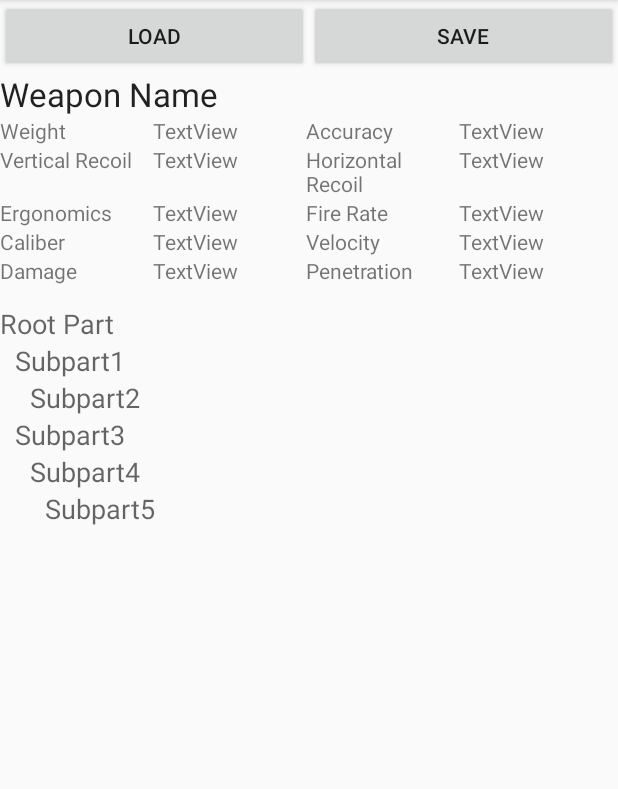
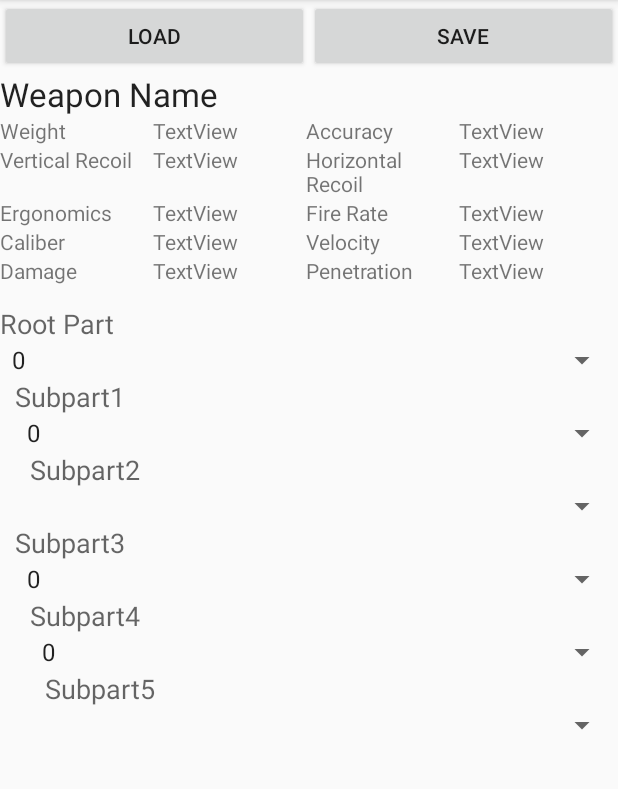
Before and after one commit to RoastedThirdofaMango/CS125-Tarkov-Builder, an Android app: the oldBuildActivity screen opened directly, with no data from a screen before it, on a phone screen of 412 x 824 dp, the part 84-873 px from its top. Run offline under Robolectric (Android 15) with nearby library versions, the phone set to English and light mode, and no system bars; 1 statement that could not run was skipped.

Commit message:
Started the spinners in OldBuild

```diff
--- a/app/src/main/java/com/example/tarkovbuilder/oldBuildActivity.java
+++ b/app/src/main/java/com/example/tarkovbuilder/oldBuildActivity.java
@@ -1,17 +1,91 @@
 package com.example.tarkovbuilder;
 
 import android.os.Bundle;
+import android.view.View;
 import android.widget.AdapterView;
+import android.widget.ArrayAdapter;
+import android.widget.Button;
+import android.widget.Spinner;
 
 import androidx.appcompat.app.AppCompatActivity;
 
-public class oldBuildActivity extends AppCompatActivity {
+import com.example.tarkovbuilder.logic.SaveLoadHandler;
+
+import java.util.ArrayList;
+import java.util.List;
+
+public class oldBuildActivity extends AppCompatActivity implements AdapterView.OnItemSelectedListener {
     protected void onCreate(final Bundle savedInstanceState) {
         super.onCreate(savedInstanceState);
         setContentView(R.layout.activity_old_build);
         setUpUI();
     }
     private void setUpUI() {
+        // Save/load buttons
+        Button save = findViewById(R.id.saveButton);
+        save.setOnClickListener(unused -> {
+            SaveLoadHandler.save(null);
+        });
+        Button load = findViewById(R.id.loadBuild);
+        load.setOnClickListener(unused -> {
+            SaveLoadHandler.load(null);
+        });
+        // Declare all spinners
+        Spinner spinner1 = findViewById(R.id.spinner);
+        Spinner spinner2 = findViewById(R.id.spinner2);
+        Spinner spinner3 = findViewById(R.id.spinner3);
+        Spinner spinner4 = findViewById(R.id.spinner4);
+        Spinner spinner5 = findViewById(R.id.spinner5);
+        Spinner spinner6 = findViewById(R.id.spinner6);
+        // Spinner 1 setup
+        List<String> spinner1Strings = new ArrayList<>();
+        spinner1Strings.add("0");
+        spinner1Strings.add("1");
+        spinner1Strings.add("2");
+        ArrayAdapter<String> adapter1 = new ArrayAdapter<>(this, android.R.layout.simple_spinner_item, spinner1Strings);
+        adapter1.setDropDownViewResource(android.R.layout.simple_spinner_dropdown_item);
+        spinner1.setAdapter(adapter1);
+        // Spinner 2 setup
+        List<String> spinner2Strings = new ArrayList<>();
+        spinner2Strings.add("0");
+        spinner2Strings.add("1");
+        ArrayAdapter<String> adapter2 = new ArrayAdapter<>(this, android.R.layout.simple_spinner_item, spinner2Strings);
+        adapter2.setDropDownViewResource(android.R.layout.simple_spinner_dropdown_item);
+        spinner2.setAdapter(adapter2);
+        // Spinner 3 setup
+        /* Unused because it is the final entry in that tree
+        List<String> spinner3Strings = new ArrayList<>();
+        spinner3Strings.add("0");
+        spinner3Strings.add("1");
+        ArrayAdapter<String> adapter3 = new ArrayAdapter<>(this, android.R.layout.simple_spinner_item, spinner3Strings);
+        adapter3.setDropDownViewResource(android.R.layout.simple_spinner_dropdown_item);
+        spinner3.setAdapter(adapter3);
+        */
+        // Spinner 4 setup
+        List<String> spinner4Strings = new ArrayList<>();
+        spinner4Strings.add("0");
+        spinner4Strings.add("1");
+        ArrayAdapter<String> adapter4 = new ArrayAdapter<>(this, android.R.layout.simple_spinner_item, spinner4Strings);
+        adapter4.setDropDownViewResource(android.R.layout.simple_spinner_dropdown_item);
+        spinner4.setAdapter(adapter4);
+        // Spinner 5 setup
+        List<String> spinner5Strings = new ArrayList<>();
+        spinner5Strings.add("0");
+        spinner5Strings.add("1");
+        ArrayAdapter<String> adapter5 = new ArrayAdapter<>(this, android.R.layout.simple_spinner_item, spinner5Strings);
+        adapter5.setDropDownViewResource(android.R.layout.simple_spinner_dropdown_item);
+        spinner5.setAdapter(adapter5);
+        // Spinner 6 needs no setup because it is also a leaf node
 
+        /* When 0 is selected, none of the children should display.  When 1 is selected, only one child should display, etc.
+         */
+    }
+    @Override
+    public void onItemSelected(AdapterView<?> parent, View view, int position, long id) {
+        String text = parent.getItemAtPosition(position).toString();
+    }
+
+    @Override
+    public void onNothingSelected(AdapterView<?> parent) {
     }
 }
--- a/app/src/main/res/layout/activity_old_build.xml
+++ b/app/src/main/res/layout/activity_old_build.xml
@@ -9,14 +9,14 @@
         android:orientation="horizontal">
 
         <Button
-            android:id="@+id/button"
+            android:id="@+id/loadBuild"
             android:layout_width="wrap_content"
             android:layout_height="wrap_content"
             android:layout_weight="1"
             android:text="Load" />
 
         <Button
-            android:id="@+id/button2"
+            android:id="@+id/saveBuild"
             android:layout_width="wrap_content"
             android:layout_height="wrap_content"
             android:layout_weight="1"
@@ -223,6 +223,12 @@
                     android:text="Root Part"
                     android:textAppearance="@style/TextAppearance.AppCompat.Medium" />
 
+                <Spinner
+                    android:id="@+id/spinner"
+                    android:layout_width="match_parent"
+                    android:layout_height="wrap_content"
+                    android:spinnerMode="dialog" />
+
                 <LinearLayout
                     android:layout_width="match_parent"
                     android:layout_height="match_parent"
@@ -246,6 +252,11 @@
                             android:text="Subpart1"
                             android:textAppearance="@style/TextAppearance.AppCompat.Medium" />
 
+                        <Spinner
+                            android:id="@+id/spinner2"
+                            android:layout_width="match_parent"
+                            android:layout_height="wrap_content" />
+
                         <LinearLayout
                             android:layout_width="match_parent"
                             android:layout_height="match_parent"
@@ -268,6 +279,11 @@
                                     android:layout_height="wrap_content"
                                     android:text="Subpart2"
                                     android:textAppearance="@style/TextAppearance.AppCompat.Medium" />
+
+                                <Spinner
+                                    android:id="@+id/spinner3"
+                                    android:layout_width="match_parent"
+                                    android:layout_height="wrap_content" />
                             </LinearLayout>
                         </LinearLayout>
                     </LinearLayout>
@@ -296,6 +312,11 @@
                             android:text="Subpart3"
                             android:textAppearance="@style/TextAppearance.AppCompat.Medium" />
 
+                        <Spinner
+                            android:id="@+id/spinner4"
+                            android:layout_width="match_parent"
+                            android:layout_height="wrap_content" />
+
                         <LinearLayout
                             android:layout_width="match_parent"
                             android:layout_height="match_parent"
@@ -319,6 +340,11 @@
                                     android:text="Subpart4"
                                     android:textAppearance="@style/TextAppearance.AppCompat.Medium" />
 
+                                <Spinner
+                                    android:id="@+id/spinner5"
+                                    android:layout_width="match_parent"
+                                    android:layout_height="wrap_content" />
+
                                 <LinearLayout
                                     android:layout_width="match_parent"
                                     android:layout_height="match_parent"
@@ -337,11 +363,17 @@
 
                                         <TextView
                                             android:id="@+id/subpart5"
-                                            android:layout_width="wrap_content"
+                                            android:layout_width="match_parent"
                                             android:layout_height="wrap_content"
                                             android:layout_weight="1"
                                             android:text="Subpart5"
                                             android:textAppearance="@style/TextAppearance.AppCompat.Medium" />
+
+                                        <Spinner
+                                            android:id="@+id/spinner6"
+                                            android:layout_width="match_parent"
+                                            android:layout_height="wrap_content"
+                                            android:layout_weight="1" />
                                     </LinearLayout>
 
                                 </LinearLayout>
```
